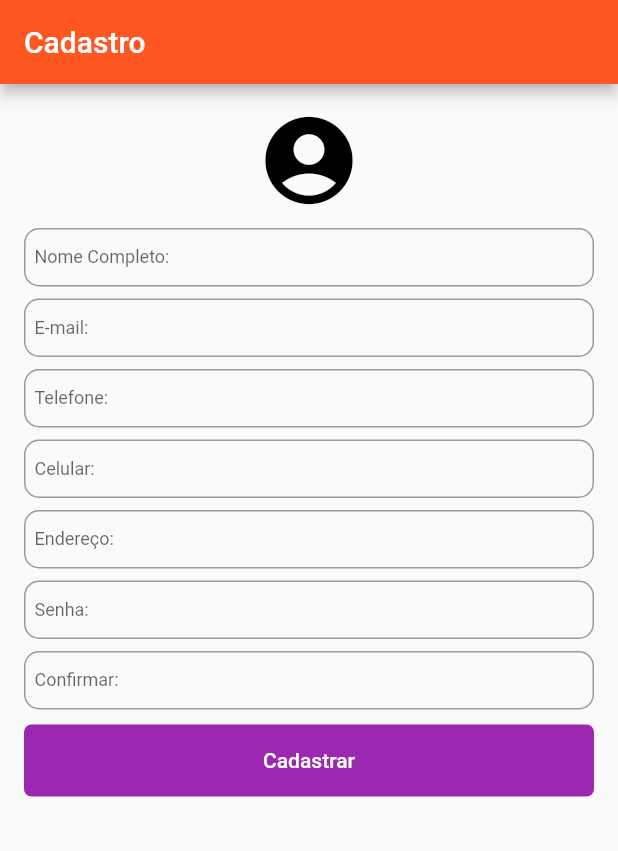
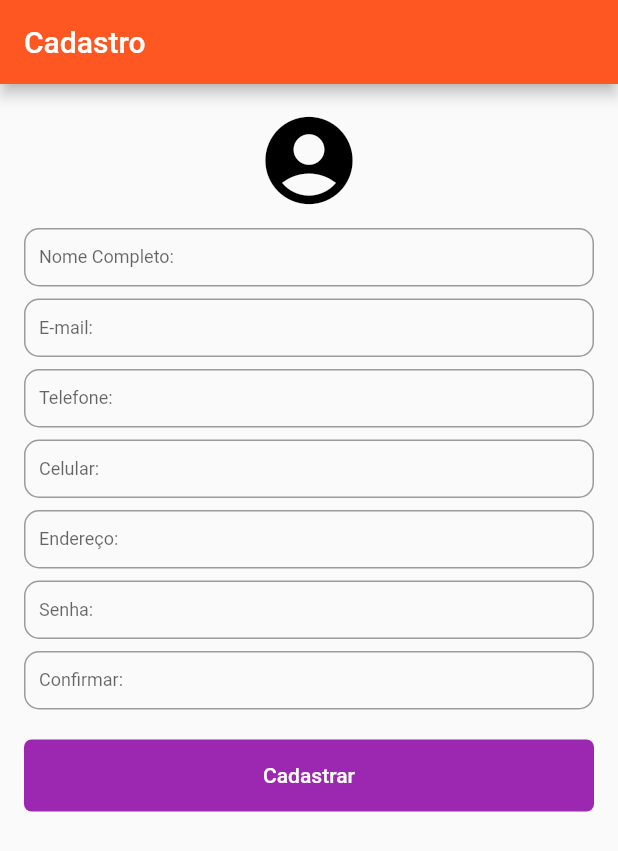
Before and after one commit to adriano328/PSTIFM, a Flutter app: the MyHomePage screen opened directly, on a phone screen of 412 x 824 dp. Shown: the top 851 px of the screen. Run offline on Flutter 3.47's test engine with Material 2 defaults, Android fonts, the phone set to English and light mode, and no system bars.

Commit message:
Envio pagina de cadastro

```diff
--- a/lib/listUsers.dart
+++ b/lib/listUsers.dart
@@ -1,4 +1,3 @@
-import 'dart:html';
 import 'dart:math';
 
 import 'package:flutter/cupertino.dart';
--- a/lib/myapp.dart
+++ b/lib/myapp.dart
@@ -68,7 +68,7 @@ class _MyHomePageState extends State<MyHomePage> {
                   TextFormField(
                     decoration: InputDecoration(
                       isDense: true,
-                      contentPadding: EdgeInsets.fromLTRB(7, 15, 10, 5),
+                      contentPadding: EdgeInsets.all(10),
                       border: OutlineInputBorder(
                           borderRadius: BorderRadius.circular(10.0)),
                       labelText: 'Nome Completo:',
@@ -89,7 +89,7 @@ class _MyHomePageState extends State<MyHomePage> {
                   TextFormField(
                     decoration: InputDecoration(
                       isDense: true,
-                      contentPadding: EdgeInsets.fromLTRB(7, 15, 10, 5),
+                      contentPadding: EdgeInsets.all(10),
                       border: OutlineInputBorder(
                           borderRadius: BorderRadius.circular(10.0)),
                       labelText: 'E-mail:',
@@ -111,7 +111,7 @@ class _MyHomePageState extends State<MyHomePage> {
                   TextFormField(
                     decoration: InputDecoration(
                       isDense: true,
-                      contentPadding: EdgeInsets.fromLTRB(7, 15, 10, 5),
+                      contentPadding: EdgeInsets.all(10),
                       border: OutlineInputBorder(
                           borderRadius: BorderRadius.circular(10.0)),
                       labelText: 'Telefone:',
@@ -133,7 +133,7 @@ class _MyHomePageState extends State<MyHomePage> {
                   TextFormField(
                     decoration: InputDecoration(
                       isDense: true,
-                      contentPadding: EdgeInsets.fromLTRB(7, 15, 10, 5),
+                      contentPadding: EdgeInsets.all(10),
                       border: OutlineInputBorder(
                           borderRadius: BorderRadius.circular(10.0)),
                       labelText: 'Celular:',
@@ -155,7 +155,7 @@ class _MyHomePageState extends State<MyHomePage> {
                   TextFormField(
                     decoration: InputDecoration(
                       isDense: true,
-                      contentPadding: EdgeInsets.fromLTRB(7, 15, 10, 5),
+                      contentPadding: EdgeInsets.all(10),
                       border: OutlineInputBorder(
                           borderRadius: BorderRadius.circular(10.0)),
                       labelText: 'Endereço:',
@@ -177,7 +177,7 @@ class _MyHomePageState extends State<MyHomePage> {
                   TextFormField(
                     decoration: InputDecoration(
                       isDense: true,
-                      contentPadding: EdgeInsets.fromLTRB(7, 15, 10, 5),
+                      contentPadding: EdgeInsets.all(10),
                       border: OutlineInputBorder(
                           borderRadius: BorderRadius.circular(10.0)),
                       labelText: 'Senha:',
@@ -199,7 +199,7 @@ class _MyHomePageState extends State<MyHomePage> {
                   TextFormField(
                     decoration: InputDecoration(
                       isDense: true,
-                      contentPadding: EdgeInsets.fromLTRB(7, 15, 10, 5),
+                      contentPadding: EdgeInsets.all(10),
                       border: OutlineInputBorder(
                           borderRadius: BorderRadius.circular(10.0)),
                       labelText: 'Confirmar:',
@@ -215,7 +215,7 @@ class _MyHomePageState extends State<MyHomePage> {
                     },
                   ),
                   SizedBox(
-                    height: 10,
+                    height: 20,
                   ),
                   Container(
                     decoration: BoxDecoration(
```
